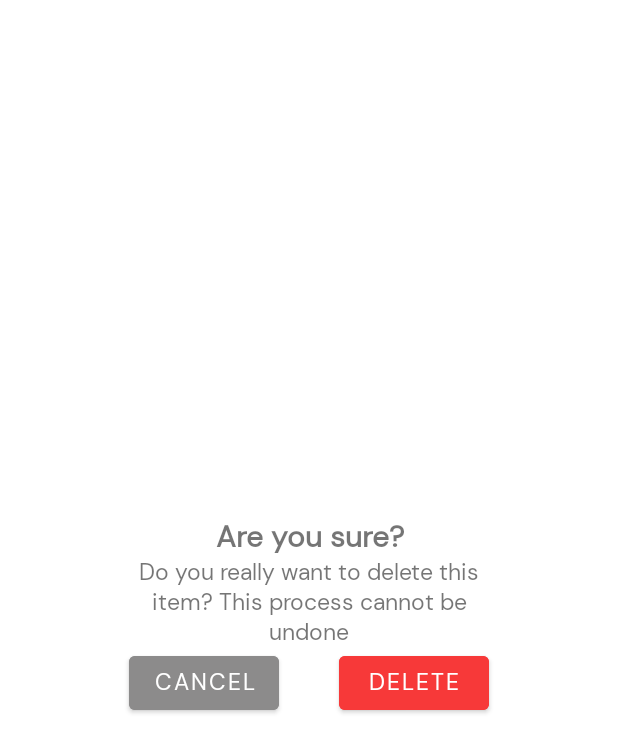
After one commit to desparza13/Productivife, an Android app: the layout dialog_delete.xml on its own in the app's theme, with its tools: preview values and no code run, on a phone screen of 412 x 824 dp. The commit adds this screen. Shown: the top 753 px of the screen. Run offline under Robolectric (Android 15) with nearby library versions, the phone set to English and light mode, and no system bars.

Commit message:
"Added swipe left detector, improved its look with an external library, and whenever an object on the recycler view is swiped display a dialog box with two buttons"

```diff
--- a/app/build.gradle
+++ b/app/build.gradle
@@ -51,6 +51,9 @@ dependencies {
     implementation 'com.beardedhen:androidbootstrap:2.3.2'
     //Toasty (Custom toast notificactions)
     implementation 'com.github.GrenderG:Toasty:1.5.0'
+    //Recycler view swipe decorator
+    implementation 'com.github.xabaras:RecyclerViewSwipeDecorator:1.4'
+
 
 }
 apply plugin: 'com.android.application'
--- /dev/null
+++ b/app/src/main/res/drawable/ic_delete.xml
@@ -0,0 +1,5 @@
+<vector android:height="24dp" android:tint="#FFFFFF"
+    android:viewportHeight="24" android:viewportWidth="24"
+    android:width="24dp" xmlns:android="http://schemas.android.com/apk/res/android">
+    <path android:fillColor="@android:color/white" android:pathData="M6,19c0,1.1 0.9,2 2,2h8c1.1,0 2,-0.9 2,-2V7H6v12zM19,4h-3.5l-1,-1h-5l-1,1H5v2h14V4z"/>
+</vector>
--- /dev/null
+++ b/app/src/main/res/layout/dialog_delete.xml
@@ -0,0 +1,52 @@
+<?xml version="1.0" encoding="utf-8"?>
+<RelativeLayout
+    xmlns:android="http://schemas.android.com/apk/res/android"
+    android:layout_width="300dp"
+    android:layout_height="wrap_content"
+    android:orientation="vertical"
+    android:padding="20dp"
+    android:layout_gravity="center">
+    <TextView
+        android:id="@+id/AreYouSure"
+        android:layout_width="match_parent"
+        android:layout_height="wrap_content"
+        android:text="@string/are_you_sure"
+        android:gravity="center"
+        android:textSize="20sp"
+        android:textStyle="bold"
+        android:fontFamily="@font/dmsans"/>
+    <TextView
+        android:id="@+id/ConfirmationText"
+        android:layout_width="match_parent"
+        android:layout_height="wrap_content"
+        android:text="@string/deleteConfirmation"
+        android:textSize="15sp"
+        android:fontFamily="@font/dmsans"
+        android:gravity="center"
+        android:layout_below="@+id/AreYouSure"/>
+
+    <Button
+        android:id="@+id/btnCancel"
+        android:layout_width="100dp"
+        android:layout_height="wrap_content"
+        android:layout_below="@+id/ConfirmationText"
+        android:layout_alignParentStart="true"
+        android:layout_marginStart="10dp"
+        android:fontFamily="@font/dmsans"
+        android:text="@string/cancel"
+        android:textSize="15sp"
+        android:backgroundTint="@color/colorGrey"/>
+
+    <Button
+        android:id="@+id/btnDelete"
+        android:layout_width="100dp"
+        android:layout_height="wrap_content"
+        android:layout_below="@+id/ConfirmationText"
+        android:layout_alignParentEnd="true"
+        android:layout_marginEnd="10dp"
+        android:fontFamily="@font/dmsans"
+        android:text="@string/delete"
+        android:textSize="15sp"
+        android:backgroundTint="@color/colorRed"/>
+
+</RelativeLayout>
--- a/app/src/main/res/values/colors.xml
+++ b/app/src/main/res/values/colors.xml
@@ -12,5 +12,7 @@
     <color name="colorPrimaryDark">#FF018786</color>
     <color name="colorAccent">#5271ff</color>
     <color name="colorGreyBackground">#ECECEC</color>
+    <color name="colorGrey">#8C8b8b</color>
+    <color name="colorRed">#F73939</color>
 
 </resources>
--- a/app/src/main/res/values/strings.xml
+++ b/app/src/main/res/values/strings.xml
@@ -23,6 +23,10 @@
     <string name="fb_login_protocol_scheme">fb722277378885577</string>
     <string name="facebook_client_token">be775e6532c79d4834e7ddfcf0d98ff2</string>
     <string name="uid">Uid</string>
+    <string name="are_you_sure">Are you sure?</string>
+    <string name="deleteConfirmation">Do you really want to delete this item? This process cannot be undone</string>
+    <string name="cancel">Cancel</string>
+    <string name="delete">Delete</string>
     <!--Add items-->
     <string-array name="priorities">
         <item>Important</item>
--- a/settings.gradle
+++ b/settings.gradle
@@ -10,7 +10,7 @@ dependencyResolutionManagement {
     repositories {
         google()
         mavenCentral()
-        maven { url "https://jitpack.io" } //Needed for toasty
+        maven { url "https://jitpack.io" } //Needed for toasty and recyclerview
     }
 }
 rootProject.name = "Productivife"
```
Also changed, not shown: app/src/main/AndroidManifest.xml (+23 -16 lines), app/src/main/java/com/daniela/productivife/ShowListActivity.java (+56 -5 lines), app/src/main/java/com/daniela/productivife/ToDoItemAdapter.java (+26 -1 lines), app/src/main/java/com/daniela/productivife/ToDoItemDetailsActivity.java (added, +14 -0 lines), app/src/main/res/layout/activity_to_do_item_details.xml (added, +9 -0 lines).
